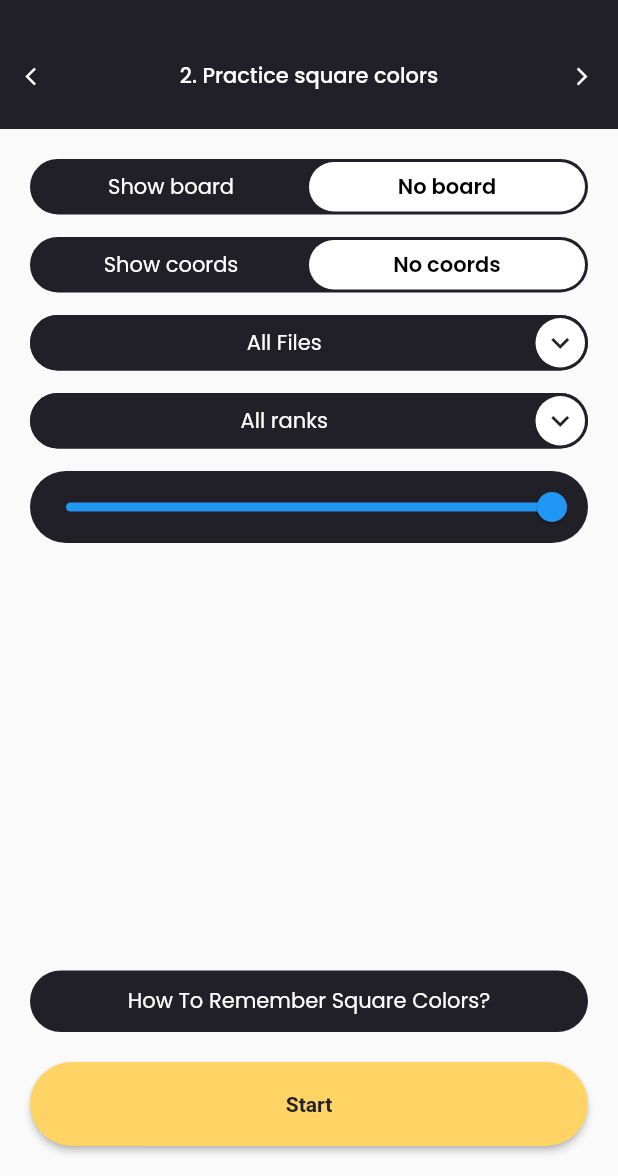
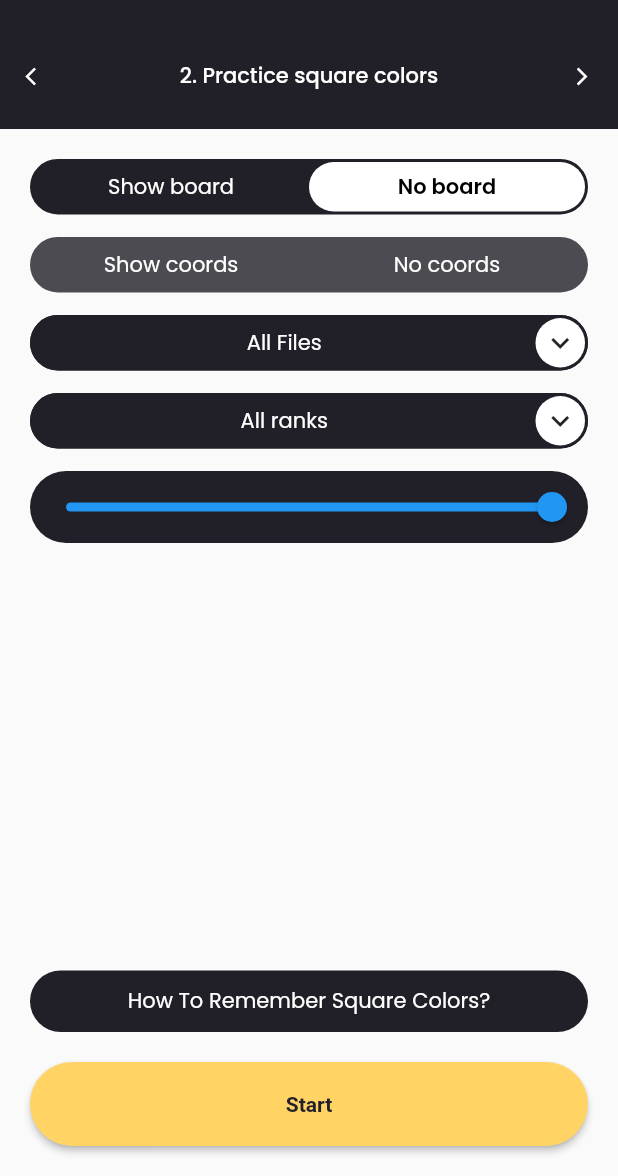
Before and after one commit to dipanshparmar/blindfold-chess, a Flutter app: the HomePage screen opened by its route, swiped to page 2, on a phone screen of 412 x 824 dp, the part 60-1236 px from its top. Run offline on Flutter 3.47's test engine with Material 2 defaults, Android fonts, the phone set to English and light mode, and no system bars; drawn by our look-alikes of syncfusion_flutter_sliders; our stand-ins replace flutter_svg; missing offline and left inert: syncfusion_flutter_core.

Commit message:
added disabling functionality and notify listeners

```diff
--- a/lib/pages/practice_square_colors_page.dart
+++ b/lib/pages/practice_square_colors_page.dart
@@ -25,6 +25,7 @@ class PracticeSquareColorsPage extends StatelessWidget {
           Expanded(
             child: Consumer<PracticeSquareColorsConfigProvider>(
               builder: (context, provider, child) {
+                print(provider.getActiveShowCoordinates());
                 return SingleChildScrollView(
                   physics: const BouncingScrollPhysics(),
                   child: Column(
@@ -50,6 +51,7 @@ class PracticeSquareColorsPage extends StatelessWidget {
                           provider.setActiveShowCoordinates(
                               value as ShowCoordinates);
                         },
+                        disabled: provider.getActiveShowCoordinates() == null,
                       ),
                       const SizedBox(
                         height: 15,
--- a/lib/providers/practice_square_colors_config_provider.dart
+++ b/lib/providers/practice_square_colors_config_provider.dart
@@ -7,14 +7,14 @@ import '../utils/enums/enums.dart';
 import '../helpers/helpers.dart';
 
 class PracticeSquareColorsConfigProvider with ChangeNotifier {
-  ShowCoordinates _activeShowCoordinates = ShowCoordinates.hide;
+  ShowCoordinates? _activeShowCoordinates;
   double _activeSeconds = -1;
   ShowBoard _activeShowBoard = ShowBoard.hide;
   List<File> _activeFiles = DataHelper.getFilesKeyValuePairs().keys.toList();
   List<Rank> _activeRanks = DataHelper.getRanksKeyValuePairs().keys.toList();
 
   // getters
-  ShowCoordinates getActiveShowCoordinates() {
+  ShowCoordinates? getActiveShowCoordinates() {
     return _activeShowCoordinates;
   }
 
@@ -50,6 +50,13 @@ class PracticeSquareColorsConfigProvider with ChangeNotifier {
   void setActiveShowBoard(ShowBoard showBoard) {
     _activeShowBoard = showBoard;
 
+    // set the show coordinates to null if show board = show, to no coords otherwise
+    if (showBoard == ShowBoard.hide) {
+      _activeShowCoordinates = null;
+    } else {
+      _activeShowCoordinates = ShowCoordinates.hide;
+    }
+
     notifyListeners();
   }
 
--- a/lib/widgets/select_one.dart
+++ b/lib/widgets/select_one.dart
@@ -1,16 +1,19 @@
 import 'package:flutter/material.dart';
 
 class SelectOne extends StatefulWidget {
-  const SelectOne(
-      {super.key,
+  const SelectOne({
+    super.key,
     required this.keyValuePairs,
     required this.defaultValue,
-      required this.onChange});
+    required this.onChange,
+    this.disabled = false,
+  });
 
   // getting the key values
   final Map<Enum, String> keyValuePairs;
-  final Enum defaultValue;
+  final Enum? defaultValue;
   final Function(Enum value) onChange;
+  final bool disabled;
 
   @override
   State<SelectOne> createState() => _SelectOneState();
@@ -18,7 +21,17 @@ class SelectOne extends StatefulWidget {
 
 class _SelectOneState extends State<SelectOne> {
   // selected key equals the default value
-  late Enum selectedKey = widget.defaultValue;
+  late Enum? selectedKey = widget.defaultValue;
+
+  @override
+  void didUpdateWidget(covariant SelectOne oldWidget) {
+    super.didUpdateWidget(oldWidget);
+
+    // changing the value of the selected key
+    setState(() {
+      selectedKey = widget.defaultValue;
+    });
+  }
 
   @override
   Widget build(BuildContext context) {
@@ -27,7 +40,17 @@ class _SelectOneState extends State<SelectOne> {
       throw 'Empty data found!';
     }
 
-    return Container(
+    // if default value is not null but disabled is true or if disabled is false but default value is null then throw an error
+    if ((widget.defaultValue != null && widget.disabled) ||
+        (!widget.disabled && widget.defaultValue == null)) {
+      throw 'Widget can only be disabled when no default value is provided';
+    }
+
+    return AbsorbPointer(
+      absorbing: widget.disabled,
+      child: Opacity(
+        opacity: widget.disabled ? .8 : 1,
+        child: Container(
           decoration: BoxDecoration(
             color: Theme.of(context).primaryColor,
             borderRadius: BorderRadius.circular(100),
@@ -45,25 +68,34 @@ class _SelectOneState extends State<SelectOne> {
               return Expanded(
                 child: GestureDetector(
                   onTap: () {
+                    if (widget.disabled) {
+                      return;
+                    }
+
                     // updating the selected key
                     setState(() {
                       selectedKey = key;
                     });
 
-                widget.onChange(selectedKey);
+                    widget.onChange(selectedKey!);
                   },
                   child: Container(
                     alignment: Alignment.center,
                     padding: const EdgeInsets.all(6),
                     decoration: BoxDecoration(
-                  color: isSelected ? Colors.white : null,
+                      color:
+                          !widget.disabled && isSelected ? Colors.white : null,
                       borderRadius: BorderRadius.circular(100),
                     ),
                     child: Text(
                       widget.keyValuePairs[key]!,
                       style: Theme.of(context).textTheme.bodyMedium!.copyWith(
-                        fontWeight: isSelected ? FontWeight.w600 : null,
-                        color: isSelected ? Colors.black : Colors.white,
+                            fontWeight: !widget.disabled && isSelected
+                                ? FontWeight.w600
+                                : null,
+                            color: !widget.disabled && isSelected
+                                ? Colors.black
+                                : Colors.white,
                           ),
                     ),
                   ),
@@ -71,6 +103,8 @@ class _SelectOneState extends State<SelectOne> {
               );
             },
           ).toList()),
+        ),
+      ),
     );
   }
 }
```
Lines whose indentation alone changed are shown as unchanged.
